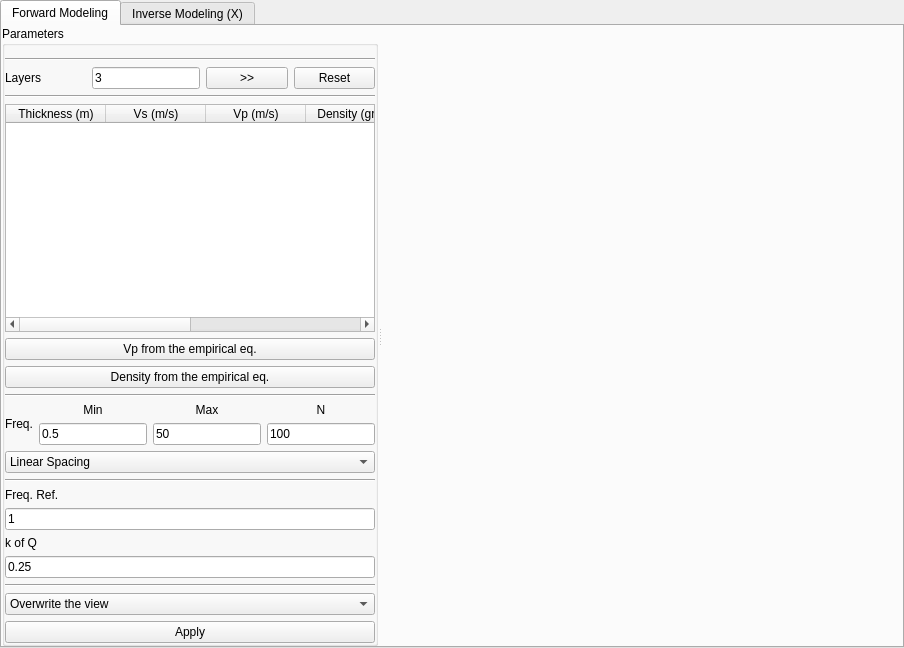
Qt form ui/hvsr.ui (yudhastyawan/QuakeSee) before a commit.
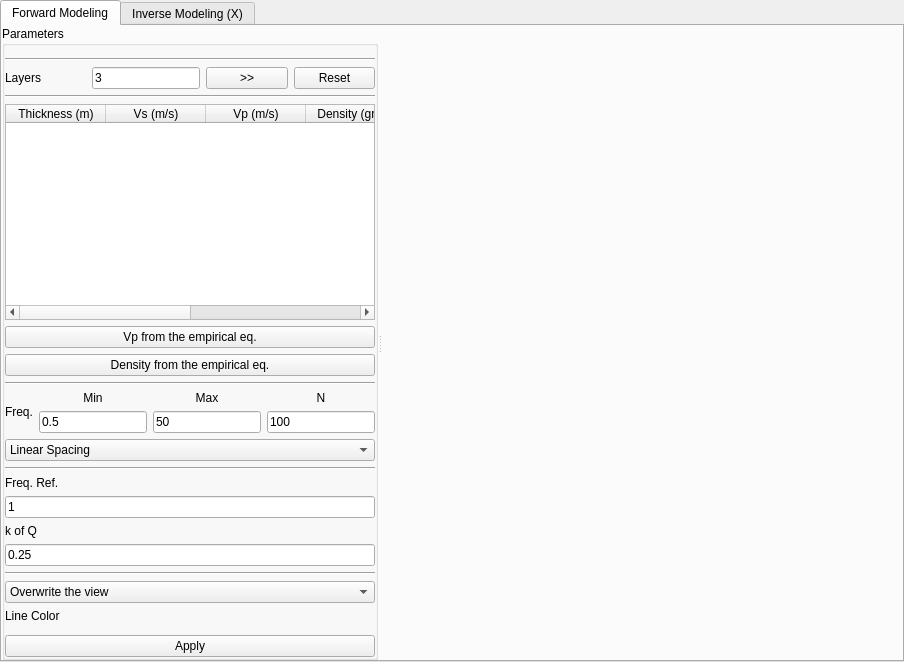
The same form after that commit. Custom widgets are drawn as their Qt base class.

Commit message: implement color picker

Diff of the .ui file:
```diff
--- a/ui/hvsr.ui
+++ b/ui/hvsr.ui
@@ -7,7 +7,7 @@
     <x>0</x>
     <y>0</y>
     <width>904</width>
-    <height>648</height>
+    <height>662</height>
    </rect>
   </property>
   <property name="windowTitle">
@@ -523,6 +523,16 @@
              </item>
             </widget>
            </item>
+           <item>
+            <widget class="QLabel" name="label_8">
+             <property name="text">
+              <string>Line Color</string>
+             </property>
+            </widget>
+           </item>
+           <item>
+            <widget class="ColorPicker" name="wid_color" native="true"/>
+           </item>
            <item>
             <widget class="QPushButton" name="btn_forward_apply">
              <property name="maximumSize">
@@ -566,6 +576,12 @@
    <header>widgets.mplcanvas</header>
    <container>1</container>
   </customwidget>
+  <customwidget>
+   <class>ColorPicker</class>
+   <extends>QWidget</extends>
+   <header>widgets.treeoq</header>
+   <container>1</container>
+  </customwidget>
  </customwidgets>
  <resources/>
  <connections>
```
The commit also changes 5 other files.
